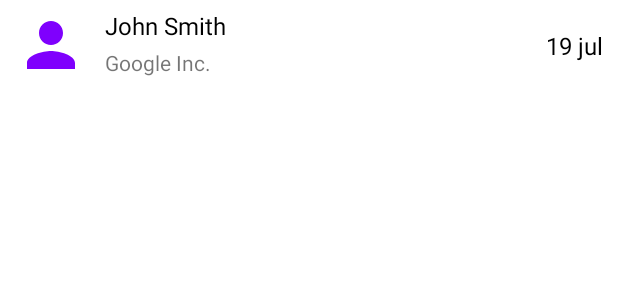
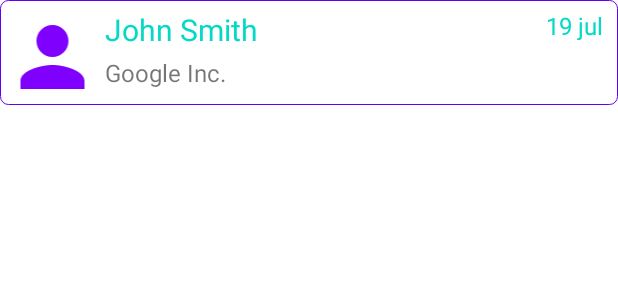
Before and after one commit to AlexeyZhulanov/Messenger, an Android app: the layout item_messenger.xml on its own in the app's theme, with its tools: preview values and no code run, on a phone screen of 412 x 824 dp. Shown: the top 300 px of the screen. Run offline under Robolectric (Android 15) with nearby library versions, the phone set to English and light mode, and no system bars.

Commit message:
fix messenger_fragment xml

```diff
--- /dev/null
+++ b/app/src/main/res/drawable/messenger_item_background.xml
@@ -0,0 +1,16 @@
+<?xml version="1.0" encoding="utf-8"?>
+<shape xmlns:android="http://schemas.android.com/apk/res/android">
+
+    <corners
+        android:topLeftRadius="5dp"
+        android:bottomLeftRadius="5dp"
+        android:bottomRightRadius="5dp"
+        android:topRightRadius="5dp" />
+    <stroke
+        android:width="0.2dp"
+        android:color="?attr/colorPrimary" />
+    <solid
+        android:color="?android:attr/colorBackground" />
+
+
+</shape>
--- a/app/src/main/res/layout/fragment_messenger.xml
+++ b/app/src/main/res/layout/fragment_messenger.xml
@@ -16,7 +16,7 @@
         app:layout_constraintBottom_toTopOf="@+id/bottomGuideLine">
 
         <com.google.android.material.appbar.AppBarLayout
-            android:layout_width="wrap_content"
+            android:layout_width="match_parent"
             android:layout_height="250dp"
             android:theme="@style/ThemeOverlay.AppCompat.Dark.ActionBar"
             >
@@ -32,6 +32,7 @@
                     android:id="@+id/barTextView"
                     android:layout_width="match_parent"
                     android:layout_height="match_parent"
+                    android:layout_marginBottom="?attr/actionBarSize"
                     android:fontFamily="casual"
                     android:padding="20dp"
                     android:gravity="center"
--- a/app/src/main/res/layout/item_messenger.xml
+++ b/app/src/main/res/layout/item_messenger.xml
@@ -4,14 +4,13 @@
     xmlns:app="http://schemas.android.com/apk/res-auto"
     xmlns:tools="http://schemas.android.com/tools"
     android:layout_width="match_parent"
-    android:layout_height="wrap_content"
-    android:background="?android:attr/selectableItemBackground">
+    android:layout_height="70dp"
+    android:background="@drawable/messenger_item_background">
 
     <ImageView
         android:id="@+id/photoImageView"
-        android:layout_width="48dp"
-        android:layout_height="48dp"
-        android:layout_marginStart="10dp"
+        android:layout_width="70dp"
+        android:layout_height="match_parent"
         android:layout_marginTop="6dp"
         android:src="@drawable/ic_user_avatar"
         app:layout_constraintStart_toStartOf="parent"
@@ -21,12 +20,11 @@
         android:id="@+id/userNameTextView"
         android:layout_width="0dp"
         android:layout_height="wrap_content"
-        android:textSize="16sp"
-        android:textColor="@color/black"
-        android:layout_marginStart="12dp"
+        android:textSize="20sp"
         android:lines="1"
         android:ellipsize="end"
         tools:text="John Smith"
+        android:textColor="?attr/colorAccent"
         app:layout_constraintTop_toTopOf="@id/photoImageView"
         app:layout_constraintStart_toEndOf="@id/photoImageView"
         app:layout_constraintEnd_toStartOf="@id/ic_check"/>
@@ -37,12 +35,12 @@
         android:layout_height="wrap_content"
         android:lines="1"
         android:ellipsize="end"
-        android:textSize="14sp"
+        android:textSize="16sp"
         android:layout_marginTop="4dp"
         tools:text="Google Inc."
         app:layout_constraintTop_toBottomOf="@id/userNameTextView"
         app:layout_constraintStart_toStartOf="@id/userNameTextView"
-        app:layout_constraintEnd_toStartOf="@id/ic_check"/>
+        app:layout_constraintEnd_toEndOf="parent"/>
 
     <ImageView
         android:id="@+id/ic_check"
@@ -76,12 +74,12 @@
         android:layout_width="0dp"
         android:layout_height="wrap_content"
         android:textSize="16sp"
-        android:textColor="@color/black"
         tools:text="19 jul"
+        android:textColor="?attr/colorAccent"
         android:layout_marginEnd="10dp"
         android:background="?android:attr/selectableItemBackgroundBorderless"
         app:layout_constraintTop_toTopOf="parent"
-        app:layout_constraintBottom_toBottomOf="parent"
+        app:layout_constraintBottom_toBottomOf="@id/userNameTextView"
         app:layout_constraintEnd_toEndOf="parent"/>
 
     <androidx.constraintlayout.widget.Barrier
--- a/app/src/main/res/layout/toolbar_custom.xml
+++ b/app/src/main/res/layout/toolbar_custom.xml
@@ -2,7 +2,6 @@
 <androidx.appcompat.widget.Toolbar xmlns:android="http://schemas.android.com/apk/res/android"
     android:layout_width="match_parent"
     android:layout_height="wrap_content"
-    android:background="?attr/colorPrimary"
     android:contentInsetStart="0dp"
     android:contentInsetEnd="0dp"
     android:padding="8dp">
```
